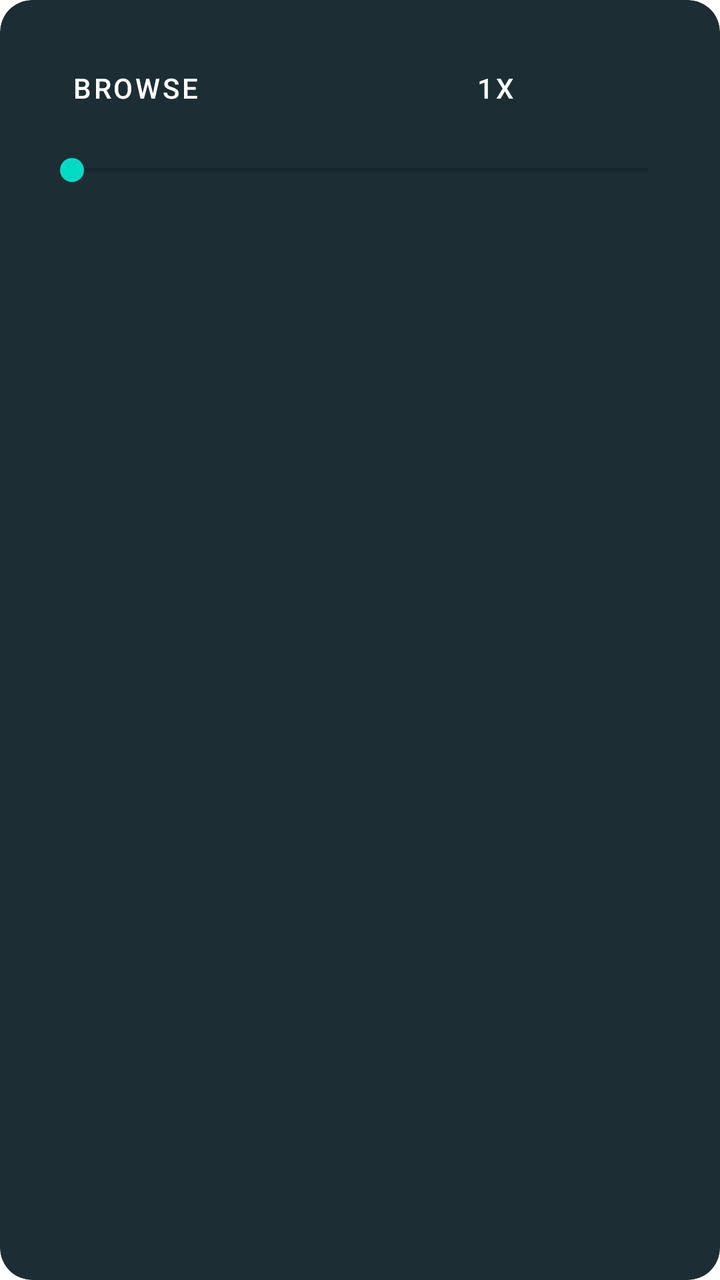
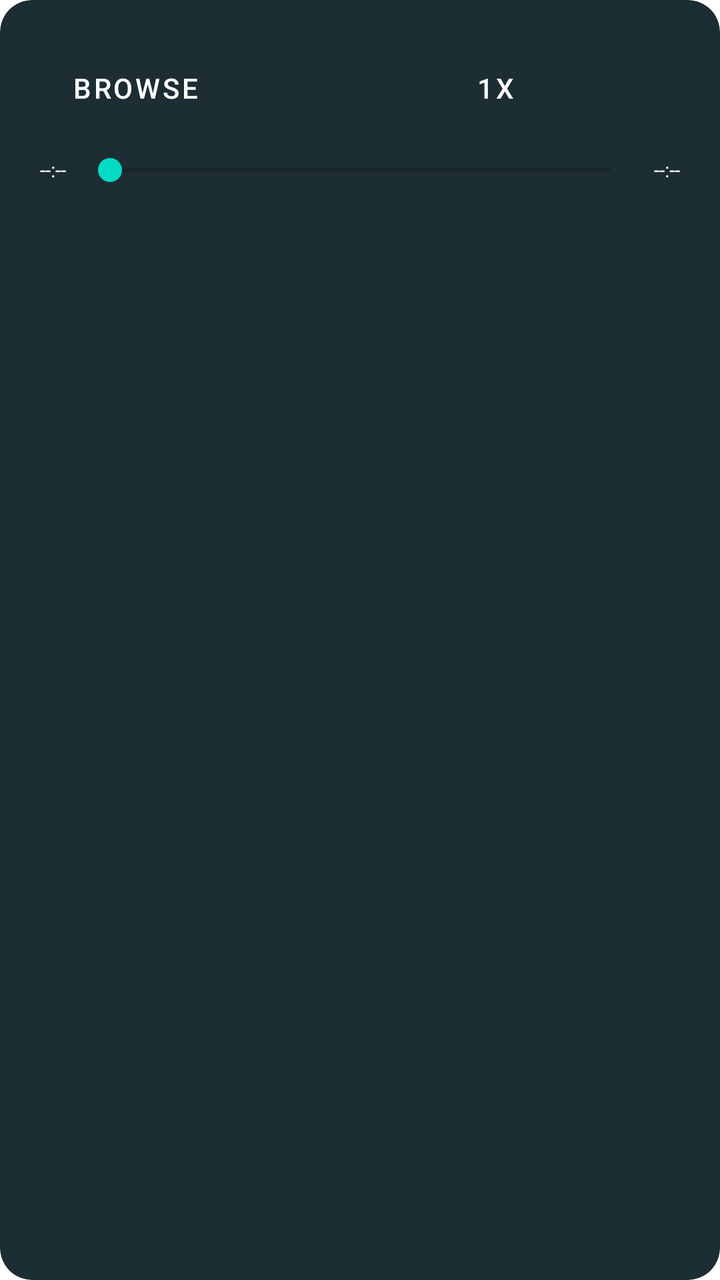

Compare the two renders of this Android layout. The source of the first and the diff that turns it into the second are given below.
<!-- AndroidManifest.xml: fallback theme Theme.MaterialComponents.DayNight.NoActionBar -->
<!-- res/layout/controls.xml -->
<?xml version="1.0" encoding="utf-8" ?>

<LinearLayout
  xmlns:android="http://schemas.android.com/apk/res/android"
  xmlns:app="http://schemas.android.com/apk/res-auto"
  android:layout_width="match_parent"
  android:layout_height="match_parent"
  android:orientation="vertical"
  android:background="@drawable/layout_bg"
  android:clipToOutline="true"
  android:padding="20dp"
>
  <LinearLayout
    android:layout_width="match_parent"
    android:layout_height="wrap_content"
    android:gravity="center"
    android:orientation="horizontal"
  >
    <Button
      android:id="@+id/browse_button"
      android:layout_width="wrap_content"
      android:layout_height="wrap_content"
      android:text="Browse"
      android:background="@android:color/transparent"
    />
    <Button
      android:id="@+id/back_button"
      android:layout_width="wrap_content"
      android:layout_height="wrap_content"
      android:drawableStart="@drawable/back"
      android:background="@android:color/transparent"
    />
    <Button
      android:id="@+id/speed_button"
      android:layout_width="wrap_content"
      android:layout_height="wrap_content"
      android:text="1x"
      android:background="@android:color/transparent"
    />
    <Button
      android:id="@+id/play_pause_button"
      android:layout_width="wrap_content"
      android:layout_height="wrap_content"
      android:drawableStart="@drawable/play"
      android:background="@android:color/transparent"
    />
    <Button
      android:id="@+id/forward_button"
      android:layout_width="wrap_content"
      android:layout_height="wrap_content"
      android:drawableStart="@drawable/forward"
      android:background="@android:color/transparent"
    />
  </LinearLayout>
  <SeekBar
    style="@style/Widget.AppCompat.SeekBar"
    android:id="@+id/seek_bar"
    android:layout_width="match_parent"
    android:layout_height="wrap_content"
    android:layout_marginTop="8dp"
  />
</LinearLayout>
<!-- resources referenced by this layout -->
<resources>
  <!-- drawable back: png bitmap (drawable, 252 bytes) -->
  <!-- drawable forward: png bitmap (drawable, 244 bytes) -->
  <!-- drawable layout_bg (drawable) -->
  <?xml version="1.0" encoding="UTF-8" ?>
  
  <shape xmlns:android="http://schemas.android.com/apk/res/android">
    <solid android:color="#FF1C2E33" />
    <corners android:radius="16dp" />
    <padding
      android:left="0dp"
      android:top="0dp"
      android:right="0dp"
      android:bottom="0dp"
    />
  </shape>
  <!-- drawable play: png bitmap (drawable, 246 bytes) -->
  <style name="Widget.AppCompat.SeekBar" parent="Base.Widget.AppCompat.SeekBar" />
</resources>

<!-- the commit's change to res/layout/controls.xml (unified diff, before → after) -->
@@ -52,11 +52,36 @@
       android:background="@android:color/transparent"
     />
   </LinearLayout>
-  <SeekBar
-    style="@style/Widget.AppCompat.SeekBar"
-    android:id="@+id/seek_bar"
+  <LinearLayout
     android:layout_width="match_parent"
     android:layout_height="wrap_content"
     android:layout_marginTop="8dp"
-  />
+    android:gravity="center_vertical"
+    android:orientation="horizontal"
+  >
+    <TextView
+      android:id="@+id/elapsed_time"
+      android:layout_width="wrap_content"
+      android:layout_height="wrap_content"
+      android:text="--:--"
+      android:textColor="@android:color/white"
+      android:textSize="10sp"
+    />
+    <SeekBar
+      style="@style/Widget.AppCompat.SeekBar"
+      android:id="@+id/seek_bar"
+      android:layout_width="0dp"
+      android:layout_height="wrap_content"
+      android:layout_weight="1"
+      android:layout_marginHorizontal="6dp"
+    />
+    <TextView
+      android:id="@+id/duration_time"
+      android:layout_width="wrap_content"
+      android:layout_height="wrap_content"
+      android:text="--:--"
+      android:textColor="@android:color/white"
+      android:textSize="10sp"
+    />
+  </LinearLayout>
 </LinearLayout>
